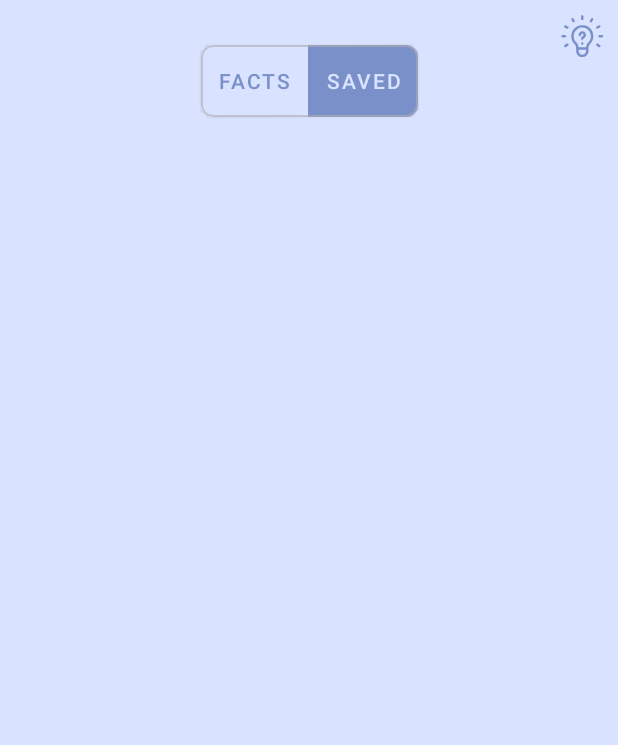
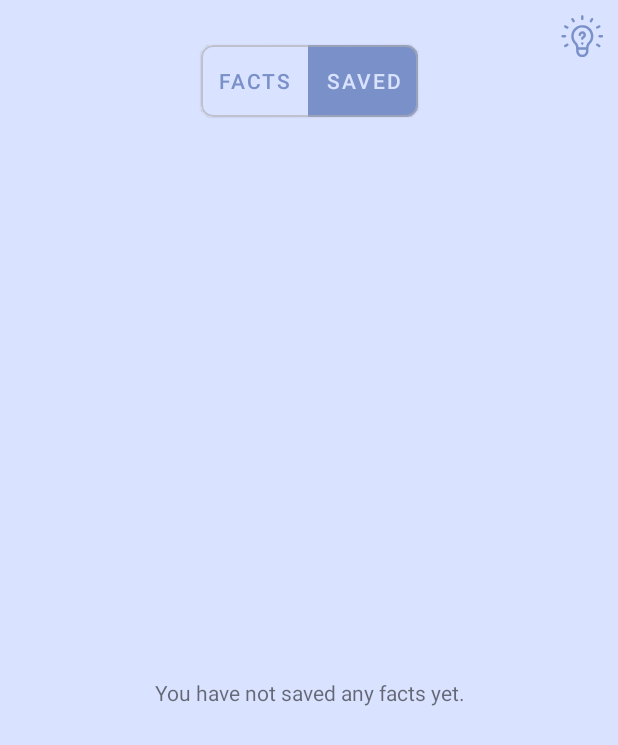
Before and after one commit to iAmMONK/dogfacts, an Android app: the screen it shows after launch (MainActivity), tab 2 chosen, on a phone screen of 412 x 824 dp. Shown: the top 745 px of the screen. Run offline under Robolectric (Android 15) with nearby library versions, the phone set to English and light mode, and no system bars; our stand-ins replace Room's generated code, paging.

Commit message:
Implemented empty state for saved facts

```diff
--- /dev/null
+++ b/app/src/main/java/com/dev/monk/dogfacts/models/SavedFactsState.kt
@@ -0,0 +1,8 @@
+package com.dev.monk.dogfacts.models
+
+import com.dev.monk.dogfacts.usecase.repositories.local.entities.FactEntity
+
+sealed class SavedFactsState {
+    class Item(val item: FactEntity): SavedFactsState()
+    object EMPTY: SavedFactsState()
+}
--- a/app/src/main/java/com/dev/monk/dogfacts/view/main/MainActivityViewModel.kt
+++ b/app/src/main/java/com/dev/monk/dogfacts/view/main/MainActivityViewModel.kt
@@ -4,17 +4,26 @@ import androidx.lifecycle.ViewModel
 import androidx.lifecycle.viewModelScope
 import androidx.paging.cachedIn
 import com.dev.monk.dogfacts.models.Fact
+import com.dev.monk.dogfacts.models.SavedFactsState
 import com.dev.monk.dogfacts.usecase.facts.FactsManager
 import kotlinx.coroutines.flow.MutableStateFlow
 import kotlinx.coroutines.flow.StateFlow
+import kotlinx.coroutines.flow.map
 import kotlinx.coroutines.launch
 
-class MainActivityViewModel(private val factsManager: FactsManager): ViewModel() {
+class MainActivityViewModel(private val factsManager: FactsManager) : ViewModel() {
 
     val dataSource = factsManager.getPagedFacts()
         .cachedIn(viewModelScope)
 
     val savedFacts = factsManager.getSavedFacts()
+        .map { it.map { fact -> SavedFactsState.Item(fact) } }
+        .map {
+            return@map if (it.isEmpty())
+                listOf<SavedFactsState>(SavedFactsState.EMPTY)
+            else
+                it
+        }
 
     val heartButtonState: StateFlow<Boolean> get() = _heartButtonState
 
--- a/app/src/main/java/com/dev/monk/dogfacts/view/main/MainAdapter.kt
+++ b/app/src/main/java/com/dev/monk/dogfacts/view/main/MainAdapter.kt
@@ -9,6 +9,7 @@ import com.dev.monk.dogfacts.R
 import com.dev.monk.dogfacts.databinding.RemoteFactsListItemBinding
 import com.dev.monk.dogfacts.databinding.SavedFactsListItemBinding
 import com.dev.monk.dogfacts.models.Fact
+import com.dev.monk.dogfacts.models.SavedFactsState
 import com.dev.monk.dogfacts.usecase.repositories.local.entities.FactEntity
 import com.dev.monk.dogfacts.utils.ext.inflateChild
 
@@ -36,7 +37,7 @@ class MainAdapter(private val currentFactListener: (Fact?) -> Unit) : RecyclerVi
         factsAdapter.submitData(data)
     }
 
-    fun submitSavedFacts(facts: List<FactEntity>) {
+    fun submitSavedFacts(facts: List<SavedFactsState>) {
         savedFactsAdapter.submitList(facts)
     }
 
--- a/app/src/main/java/com/dev/monk/dogfacts/view/main/SavedFactsAdapter.kt
+++ b/app/src/main/java/com/dev/monk/dogfacts/view/main/SavedFactsAdapter.kt
@@ -5,35 +5,56 @@ import androidx.recyclerview.widget.DiffUtil
 import androidx.recyclerview.widget.ListAdapter
 import androidx.recyclerview.widget.RecyclerView
 import com.dev.monk.dogfacts.R
+import com.dev.monk.dogfacts.databinding.SavedFactEmptyListItemBinding
 import com.dev.monk.dogfacts.databinding.SavedFactListItemBinding
+import com.dev.monk.dogfacts.models.SavedFactsState
 import com.dev.monk.dogfacts.usecase.repositories.local.entities.FactEntity
 import com.dev.monk.dogfacts.utils.ext.inflateChild
 
-class SavedFactsAdapter : ListAdapter<FactEntity, SavedFactsAdapter.SavedFactViewHolder>(diffCallback) {
+class SavedFactsAdapter : ListAdapter<SavedFactsState, RecyclerView.ViewHolder>(diffCallback) {
 
     private companion object {
-        val diffCallback = object : DiffUtil.ItemCallback<FactEntity>() {
-            override fun areItemsTheSame(oldItem: FactEntity, newItem: FactEntity): Boolean =
+        val diffCallback = object : DiffUtil.ItemCallback<SavedFactsState>() {
+            override fun areItemsTheSame(
+                oldItem: SavedFactsState,
+                newItem: SavedFactsState
+            ): Boolean =
                 oldItem::class == newItem::class
 
-            override fun areContentsTheSame(oldItem: FactEntity, newItem: FactEntity): Boolean =
+            override fun areContentsTheSame(
+                oldItem: SavedFactsState,
+                newItem: SavedFactsState
+            ): Boolean =
                 oldItem == newItem
-
         }
     }
 
     override fun onCreateViewHolder(parent: ViewGroup, viewType: Int) =
-        SavedFactViewHolder(SavedFactListItemBinding.bind(parent.inflateChild(R.layout.saved_fact_list_item)))
+        if (viewType == R.layout.saved_fact_list_item)
+            SavedFactViewHolder(SavedFactListItemBinding.bind(parent.inflateChild(R.layout.saved_fact_list_item)))
+        else
+            EmptyViewHolder(SavedFactEmptyListItemBinding.bind(parent.inflateChild(R.layout.saved_fact_empty_list_item)))
 
-    override fun onBindViewHolder(holder: SavedFactViewHolder, position: Int) {
-        getItem(position)?.let(holder::bind)
+    override fun onBindViewHolder(holder: RecyclerView.ViewHolder, position: Int) {
+        if (holder is SavedFactViewHolder) {
+            (getItem(position) as? SavedFactsState.Item)?.let(holder::bind)
+        }
     }
+
+    override fun getItemViewType(position: Int) =
+        if (getItem(position) is SavedFactsState.Item)
+            R.layout.saved_fact_list_item
+        else
+            R.layout.saved_fact_empty_list_item
+
+    inner class EmptyViewHolder(private val binding: SavedFactEmptyListItemBinding) :
+        RecyclerView.ViewHolder(binding.root)
 
     inner class SavedFactViewHolder(private val binding: SavedFactListItemBinding) :
         RecyclerView.ViewHolder(binding.root) {
 
-        fun bind(fact: FactEntity) {
-            binding.factText.text = fact.fact
+        fun bind(state: SavedFactsState.Item) {
+            binding.factText.text = state.item.fact
         }
     }
 }
--- /dev/null
+++ b/app/src/main/res/layout/saved_fact_empty_list_item.xml
@@ -0,0 +1,12 @@
+<?xml version="1.0" encoding="utf-8"?>
+<androidx.constraintlayout.widget.ConstraintLayout xmlns:android="http://schemas.android.com/apk/res/android"
+    android:layout_width="match_parent"
+    android:layout_height="match_parent">
+
+    <com.google.android.material.textview.MaterialTextView
+        android:layout_width="match_parent"
+        android:layout_height="match_parent"
+        android:gravity="center"
+        android:text="You have not saved any facts yet." />
+
+</androidx.constraintlayout.widget.ConstraintLayout>
```
